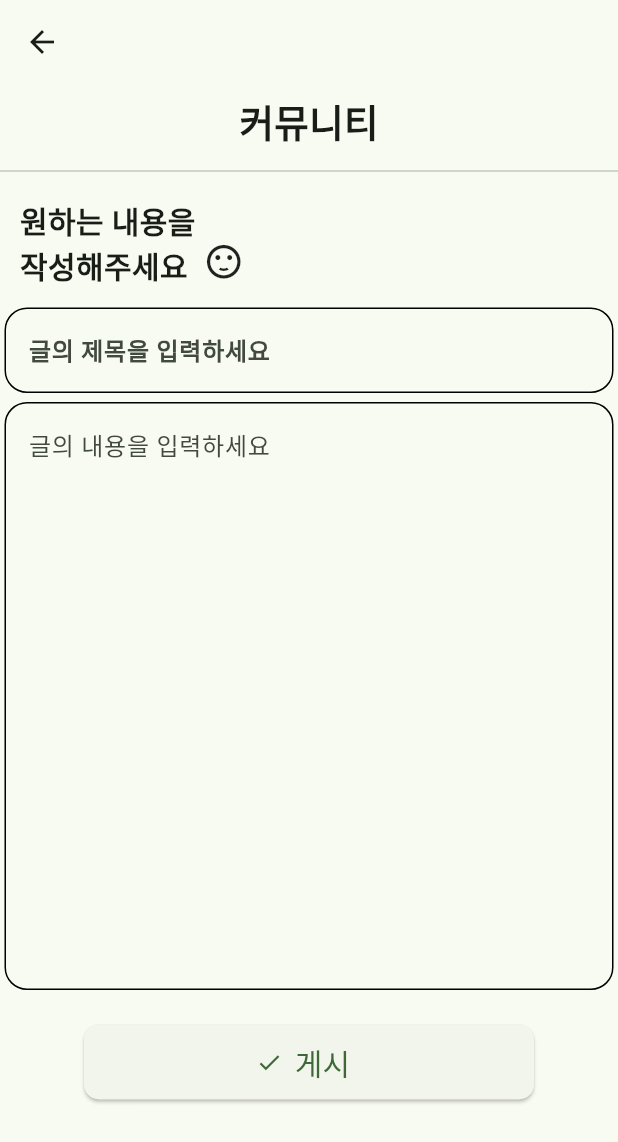
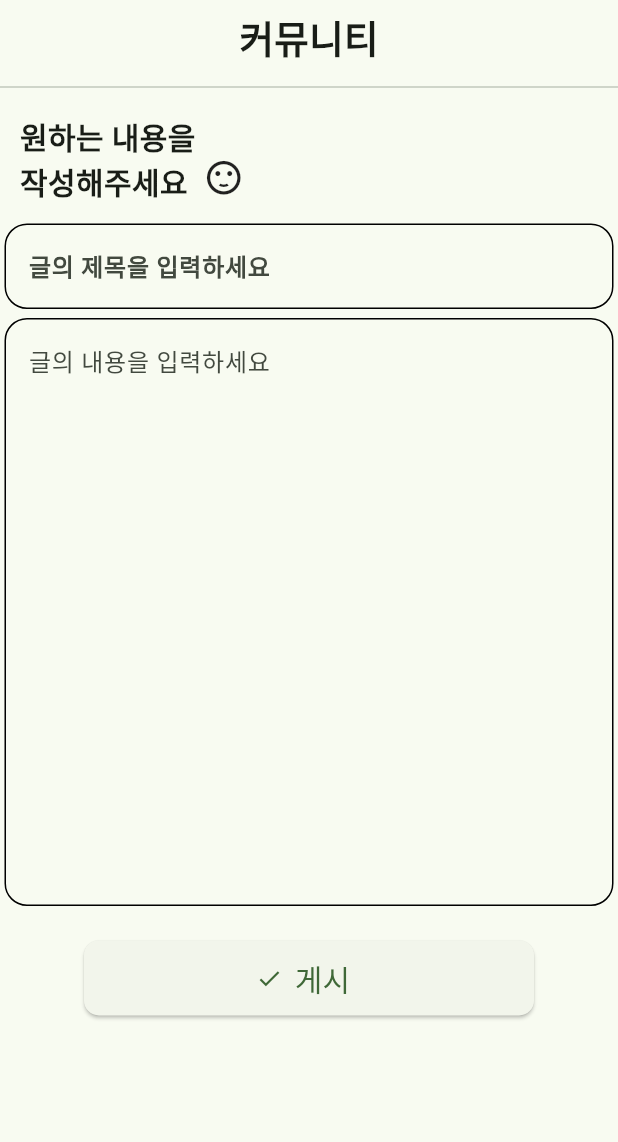
Before and after one commit to Oh-Kang94/Season3_Main-Project_Disabled-App, a Flutter app: the screen it shows after launch, item 4 of the bottom bar chosen, after a tap on "글쓰기", on a phone screen of 412 x 824 dp. Shown: the top 1142 px of the screen. Run offline on Flutter 3.47's test engine with Material 2 defaults, Android fonts, the phone set to English and light mode, and no system bars; our stand-ins replace animated_splash_screen, cloud_firestore, firebase_core, firebase_storage, flutter_dotenv, flutter_markdown and 11 more; missing offline and left inert: jwt_decode, kakao_flutter_sdk_user, kpostal; accounts and stored records are empty; Roboto replaces fonts that are missing (NotoSansKR-Regular); project files that could hold a hidden picture were left out.

Commit message:
test로 넣어놓은 appbar삭제

```diff
--- a/lib/view/board_detail.dart
+++ b/lib/view/board_detail.dart
@@ -32,7 +32,6 @@ class _BoardDetailState extends State<BoardDetail> {
   Widget build(BuildContext context) {
     var board = Get.arguments ?? "_";
     return Scaffold(
-      appBar: AppBar(),
       body: SingleChildScrollView(
         child: GestureDetector(
           onTap: () => FocusScope.of(context).unfocus(),
--- a/lib/view/board_insert.dart
+++ b/lib/view/board_insert.dart
@@ -27,7 +27,6 @@ class _BoardInsertState extends State<BoardInsert> {
   @override
   Widget build(BuildContext context) {
     return Scaffold(
-      appBar: AppBar(),
       body: SingleChildScrollView(
         child: Column(
           children: [
--- a/lib/view/board_update.dart
+++ b/lib/view/board_update.dart
@@ -32,7 +32,6 @@ class _BoardUpdateState extends State<BoardUpdate> {
   Widget build(BuildContext context) {
     var board = Get.arguments ?? "_";
     return Scaffold(
-      appBar: AppBar(),
       body: SingleChildScrollView(
         child: Column(
           children: [
--- a/lib/view/community.dart
+++ b/lib/view/community.dart
@@ -34,7 +34,6 @@ class _CommunityState extends State<Community> {
   @override
   Widget build(BuildContext context) {
     return Scaffold(
-      appBar: AppBar(),
       body: Column(
         children: [
           Container(
```
